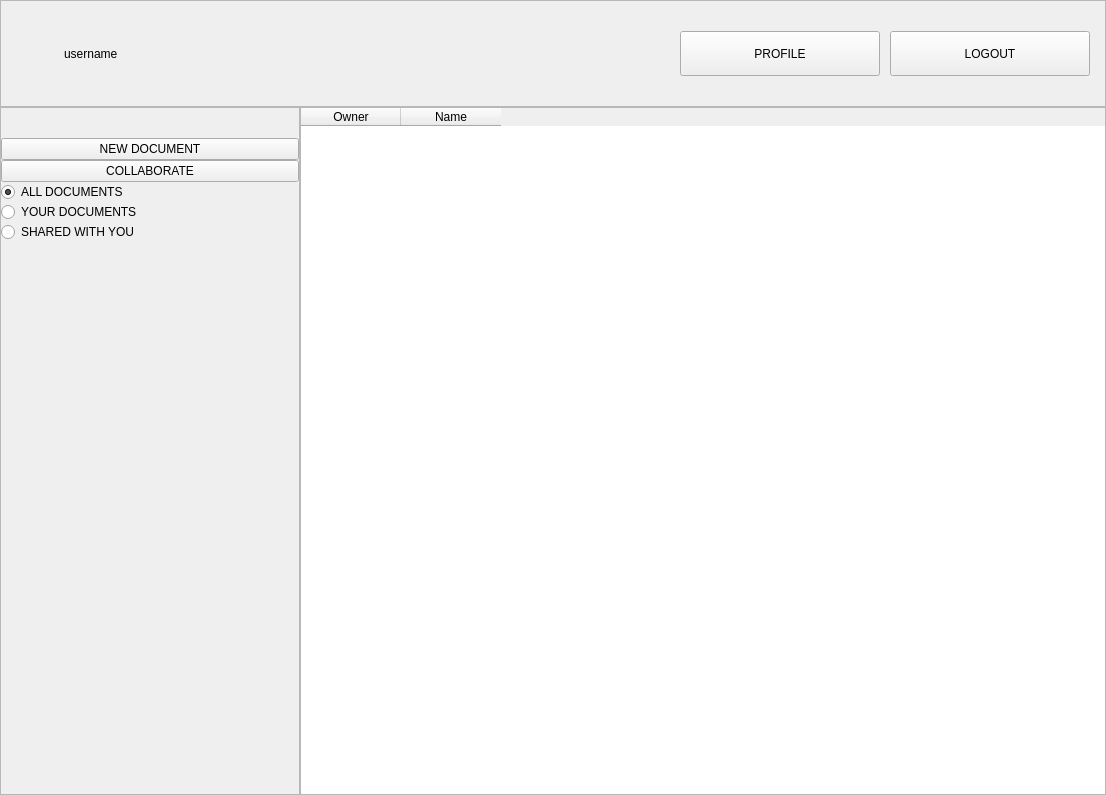
This is src/client_new/ui/home.ui in franco-ruggeri/write-together as Qt 5 draws it before an edit. The edited form follows.
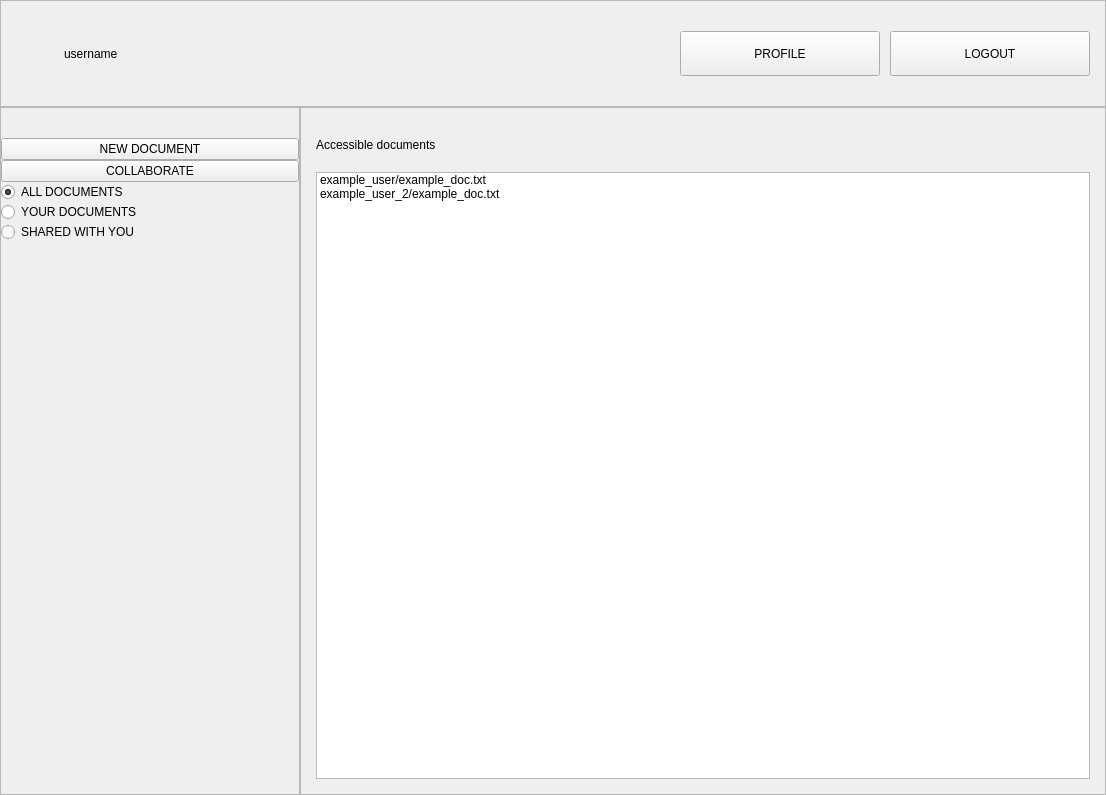
This is the edited form. Icons and pictures are not drawn.

Commit message:
integrate and refactor: home
- Restore QListWidget instead of QTableWidget (easier QSS by row)
- Integrate QSS to document list, with minor changes
- Integrate title of document list

The edit to the form file:
```diff
--- a/src/client_new/ui/home.ui
+++ b/src/client_new/ui/home.ui
@@ -28,12 +28,14 @@
 
 QFrame#header {
 	background-color:  #1e2530;
-    font-weight: 700;
 }
 
 QFrame#actions {
 	background-color: #2c3645;
-    font-weight: 700;
+}
+
+QFrame#document_list {
+	background-color: #f2f2f2;
 }
 
 QFrame#header QPushButton {
@@ -55,6 +57,10 @@
 	background-color: green;
 }
 
+QFrame#actions QPushButton:hover:pressed {
+	background-color: #056905;
+}
+
 QFrame#actions QRadioButton:hover {
 	background-color: #48586F;
 }
@@ -113,8 +119,30 @@
 	font-size: 18pt;
 }
 
-QTableWidget#documents {
-	font-weight: 500;
+QLabel#documents_title {
+	border-bottom: 1px solid #1e2530;
+	color: #1e2530;
+   	padding-left: 15px;
+	font-size: 20pt;
+}
+
+QListWidget#documents {
+   	border: 0;
+	background-color: transparent;
+	font-style: italic;
+}
+
+QListWidget#documents::item {
+	border-bottom: 1px solid #F2F2F2;
+   	color: #2c3645;
+   	padding: 15px;
+   	background-color: white;
+}
+
+QListWidget#documents::item:hover {
+   	color: #102E4A;
+   	border: 2px solid white;
+	background-color: transparent;
 }</string>
   </property>
   <layout class="QGridLayout" name="gridLayout">
@@ -527,59 +555,72 @@
     </widget>
    </item>
    <item row="4" column="1">
-    <widget class="QTableWidget" name="documents">
-     <property name="cursor" stdset="0">
-      <cursorShape>ArrowCursor</cursorShape>
+    <widget class="QFrame" name="document_list">
+     <property name="frameShape">
+      <enum>QFrame::StyledPanel</enum>
      </property>
-     <property name="focusPolicy">
-      <enum>Qt::NoFocus</enum>
+     <property name="frameShadow">
+      <enum>QFrame::Raised</enum>
      </property>
-     <property name="styleSheet">
-      <string notr="true"/>
-     </property>
-     <property name="editTriggers">
-      <set>QAbstractItemView::NoEditTriggers</set>
-     </property>
-     <property name="selectionMode">
-      <enum>QAbstractItemView::NoSelection</enum>
-     </property>
-     <property name="showGrid">
-      <bool>false</bool>
-     </property>
-     <property name="sortingEnabled">
-      <bool>true</bool>
-     </property>
-     <attribute name="horizontalHeaderCascadingSectionResizes">
-      <bool>false</bool>
-     </attribute>
-     <attribute name="horizontalHeaderShowSortIndicator" stdset="0">
-      <bool>true</bool>
-     </attribute>
-     <attribute name="horizontalHeaderStretchLastSection">
-      <bool>false</bool>
-     </attribute>
-     <attribute name="verticalHeaderVisible">
-      <bool>false</bool>
-     </attribute>
-     <attribute name="verticalHeaderStretchLastSection">
-      <bool>false</bool>
-     </attribute>
-     <column>
-      <property name="text">
-       <string>Owner</string>
+     <layout class="QVBoxLayout" name="verticalLayout_2">
+      <property name="spacing">
+       <number>20</number>
       </property>
-      <property name="textAlignment">
-       <set>AlignCenter</set>
+      <property name="leftMargin">
+       <number>15</number>
       </property>
-     </column>
-     <column>
-      <property name="text">
-       <string>Name</string>
+      <property name="topMargin">
+       <number>30</number>
       </property>
-      <property name="textAlignment">
-       <set>AlignCenter</set>
+      <property name="rightMargin">
+       <number>15</number>
       </property>
-     </column>
+      <property name="bottomMargin">
+       <number>15</number>
+      </property>
+      <item>
+       <widget class="QLabel" name="documents_title">
+        <property name="text">
+         <string>Accessible documents</string>
+        </property>
+       </widget>
+      </item>
+      <item>
+       <widget class="QListWidget" name="documents">
+        <property name="focusPolicy">
+         <enum>Qt::TabFocus</enum>
+        </property>
+        <property name="editTriggers">
+         <set>QAbstractItemView::NoEditTriggers</set>
+        </property>
+        <property name="tabKeyNavigation">
+         <bool>true</bool>
+        </property>
+        <property name="selectionMode">
+         <enum>QAbstractItemView::NoSelection</enum>
+        </property>
+        <property name="resizeMode">
+         <enum>QListView::Fixed</enum>
+        </property>
+        <property name="modelColumn">
+         <number>0</number>
+        </property>
+        <property name="sortingEnabled">
+         <bool>false</bool>
+        </property>
+        <item>
+         <property name="text">
+          <string>example_user/example_doc.txt</string>
+         </property>
+        </item>
+        <item>
+         <property name="text">
+          <string>example_user_2/example_doc.txt</string>
+         </property>
+        </item>
+       </widget>
+      </item>
+     </layout>
     </widget>
    </item>
   </layout>
```
Left out of the diff: 3 changed lines with no effect on the pictures. The commit also changes 4 other files.
